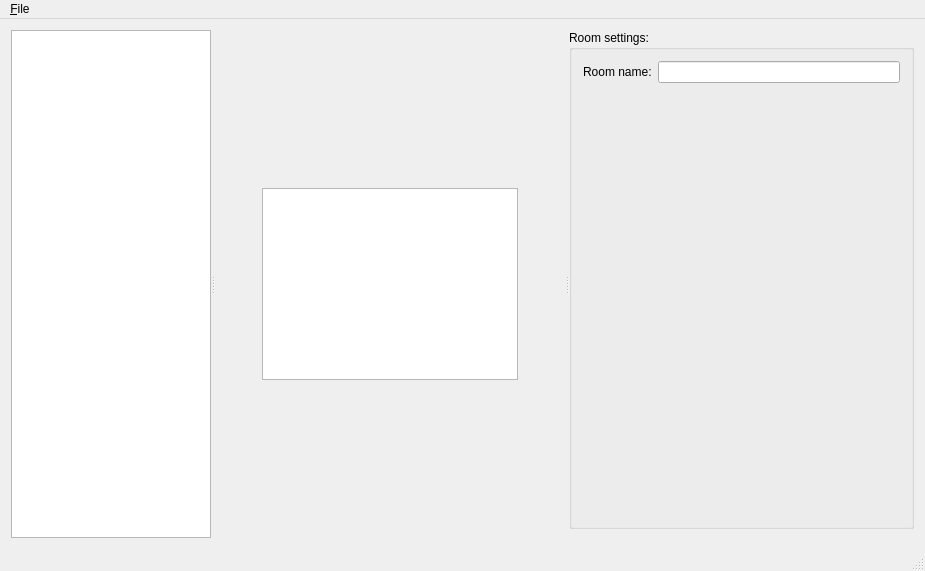
Before: the Qt Designer form trunk/maker/src/mainwindow.ui in develer-staff/rooms, drawn with Qt 5.
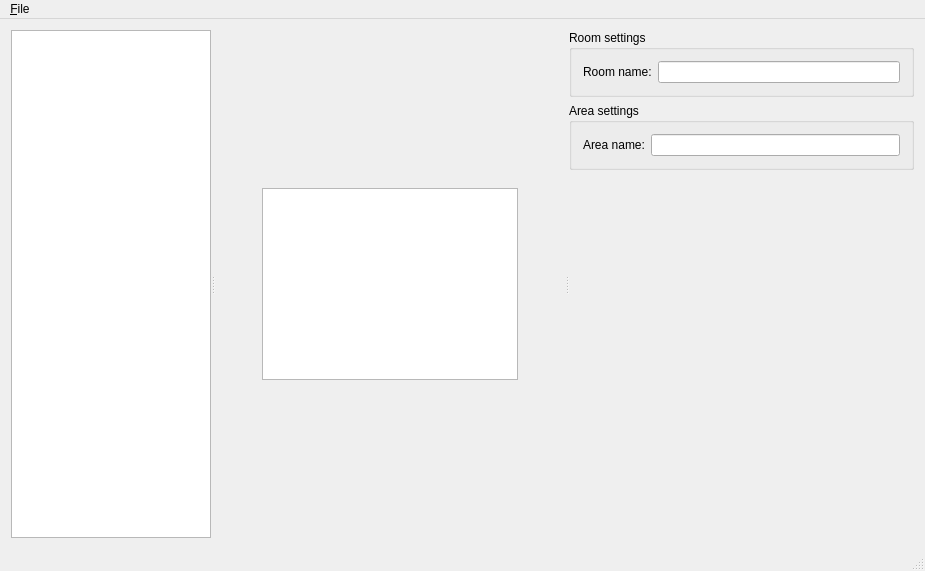
After: the same form once the commit is applied. Custom widgets are drawn as their Qt base class.

Commit message: on area selecting, in the rooms_view, settings widget will display the area_settings

The edit to the form file:
```diff
--- a/trunk/maker/src/mainwindow.ui
+++ b/trunk/maker/src/mainwindow.ui
@@ -167,7 +167,7 @@
         <item>
          <widget class="QGroupBox" name="room_settings">
           <property name="title">
-           <string>Room settings:</string>
+           <string>Room settings</string>
           </property>
           <layout class="QVBoxLayout" name="verticalLayout_2">
            <item>
@@ -191,6 +191,32 @@
              </item>
             </layout>
            </item>
+          </layout>
+         </widget>
+        </item>
+        <item>
+         <widget class="QGroupBox" name="area_settings">
+          <property name="title">
+           <string>Area settings</string>
+          </property>
+          <layout class="QVBoxLayout" name="verticalLayout_3">
+           <item>
+            <layout class="QHBoxLayout" name="horizontalLayout_2">
+             <item>
+              <widget class="QLabel" name="label_2">
+               <property name="text">
+                <string>Area name:</string>
+               </property>
+              </widget>
+             </item>
+             <item>
+              <widget class="QLineEdit" name="area_name"/>
+             </item>
+            </layout>
+           </item>
+          </layout>
+         </widget>
+        </item>
            <item>
             <spacer name="verticalSpacer_3">
              <property name="orientation">
@@ -199,13 +225,10 @@
              <property name="sizeHint" stdset="0">
               <size>
                <width>20</width>
-               <height>430</height>
+            <height>40</height>
               </size>
              </property>
             </spacer>
-           </item>
-          </layout>
-         </widget>
         </item>
        </layout>
       </widget>
```
Lines whose indentation alone changed are shown as unchanged. The commit also changes 2 other files.
